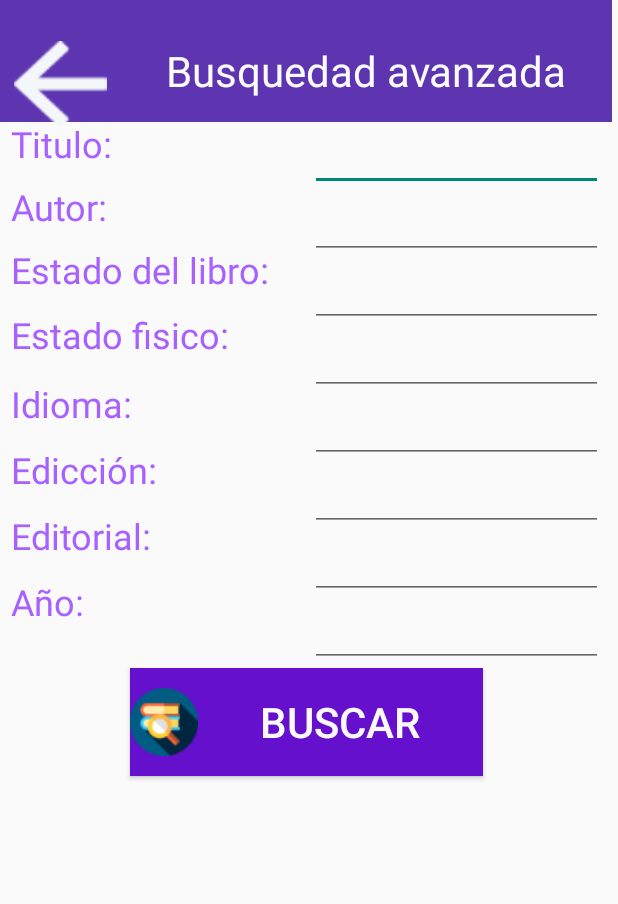
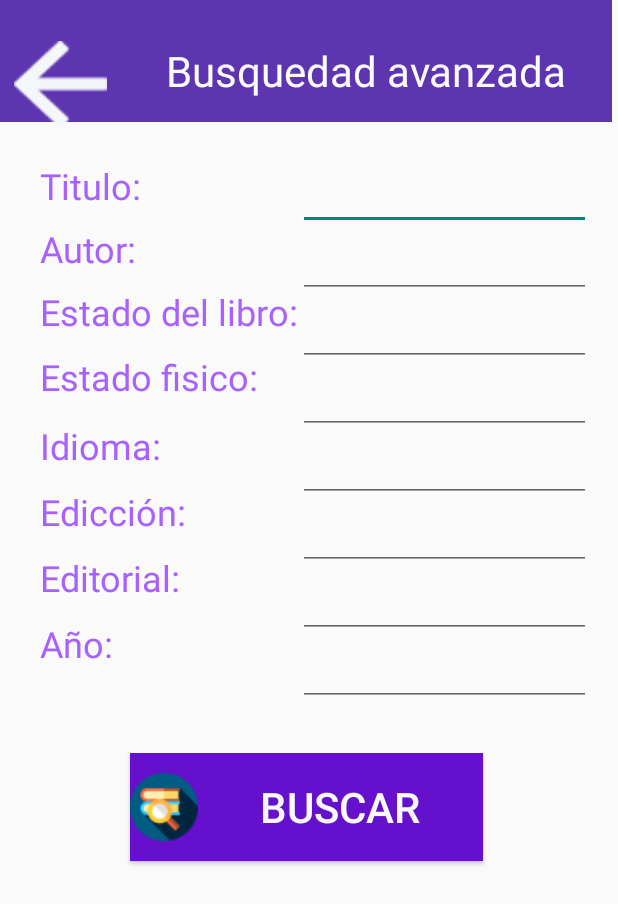
Before and after one commit to anderaya/Bookkeasy, an Android app: the busquedaavanzada screen opened directly, with no data from a screen before it, on a phone screen of 412 x 824 dp. Shown: the top 904 px of the screen. Run offline under Robolectric (Android 15) with nearby library versions, the phone set to English and light mode, and no system bars.

Commit message:
proyecto Bookk easy App moviles

```diff
--- a/app/build.gradle
+++ b/app/build.gradle
@@ -29,7 +29,6 @@ dependencies {
     implementation 'com.google.android.material:material:1.0.0'
 
     implementation 'androidx.appcompat:appcompat:1.1.0'
-
     testImplementation 'junit:junit:4.12'
     androidTestImplementation 'androidx.test:runner:1.2.0'
     androidTestImplementation 'androidx.test.espresso:espresso-core:3.2.0'
--- a/app/src/main/AndroidManifest.xml
+++ b/app/src/main/AndroidManifest.xml
@@ -22,6 +22,7 @@
         <activity android:name=".Cambiarcontrasena" />
         <activity android:name=".cambiarcorreo" />
         <activity android:name=".busquedaavanzada" />
+        <activity android:name=".Menu" />
         <activity android:name=".verdetalles" />
         <activity android:name=".buscarlibro" />
         <activity android:name=".recuperarcuenta" />
--- a/app/src/main/res/layout/activity_busquedaavanzada.xml
+++ b/app/src/main/res/layout/activity_busquedaavanzada.xml
@@ -5,28 +5,6 @@
     android:layout_width="408dp"
     android:layout_height="640dp"
     tools:context=".busquedaavanzada">
-
-    <Button
-        android:id="@+id/bin_iniciar44"
-        android:layout_width="235dp"
-        android:layout_height="72dp"
-        android:layout_marginStart="80dp"
-        android:layout_marginLeft="80dp"
-        android:layout_marginTop="445dp"
-        android:layout_marginEnd="80dp"
-        android:layout_marginRight="80dp"
-        android:layout_marginBottom="123dp"
-        android:background="#6510CC"
-        android:drawableLeft="@drawable/search"
-        android:text="Buscar"
-        android:textColor="#F9F9FA"
-        android:textSize="28sp"
-        app:layout_constraintBottom_toBottomOf="parent"
-        app:layout_constraintEnd_toEndOf="parent"
-        app:layout_constraintHorizontal_bias="0.538"
-        app:layout_constraintStart_toStartOf="parent"
-        app:layout_constraintTop_toTopOf="parent"
-        tools:ignore="MissingConstraints" />
 
     <TextView
         android:id="@+id/textView32"
@@ -42,6 +20,27 @@
         app:layout_constraintStart_toStartOf="parent"
         app:layout_constraintTop_toTopOf="parent"
         app:layout_constraintVertical_bias="1.0" />
+
+    <Button
+        android:id="@+id/bin_iniciar44"
+        android:layout_width="235dp"
+        android:layout_height="72dp"
+        android:layout_marginStart="88dp"
+        android:layout_marginLeft="88dp"
+        android:layout_marginTop="511dp"
+        android:layout_marginEnd="88dp"
+        android:layout_marginRight="88dp"
+        android:layout_marginBottom="76dp"
+        android:background="#6510CC"
+        android:drawableLeft="@drawable/search"
+        android:text="Buscar"
+        android:textColor="#F9F9FA"
+        android:textSize="28sp"
+        app:layout_constraintBottom_toBottomOf="parent"
+        app:layout_constraintEnd_toEndOf="parent"
+        app:layout_constraintStart_toStartOf="parent"
+        app:layout_constraintTop_toTopOf="parent"
+        tools:ignore="MissingConstraints" />
 
     <ImageView
         android:id="@+id/imageView12"
@@ -74,14 +73,14 @@
         tools:srcCompat="@drawable/backwardarrow" />
 
     <LinearLayout
-        android:layout_width="195dp"
-        android:layout_height="359dp"
-        android:layout_marginStart="7dp"
-        android:layout_marginLeft="7dp"
-        android:layout_marginTop="79dp"
-        android:layout_marginEnd="206dp"
-        android:layout_marginRight="206dp"
-        android:layout_marginBottom="202dp"
+        android:layout_width="173dp"
+        android:layout_height="365dp"
+        android:layout_marginStart="28dp"
+        android:layout_marginLeft="28dp"
+        android:layout_marginTop="117dp"
+        android:layout_marginEnd="210dp"
+        android:layout_marginRight="210dp"
+        android:layout_marginBottom="177dp"
         android:orientation="vertical"
         app:layout_constraintBottom_toBottomOf="parent"
         app:layout_constraintEnd_toEndOf="parent"
@@ -156,12 +155,12 @@
     <LinearLayout
         android:layout_width="195dp"
         android:layout_height="364dp"
-        android:layout_marginStart="204dp"
-        android:layout_marginLeft="204dp"
-        android:layout_marginTop="82dp"
-        android:layout_marginEnd="4dp"
-        android:layout_marginRight="4dp"
-        android:layout_marginBottom="194dp"
+        android:layout_marginStart="200dp"
+        android:layout_marginLeft="200dp"
+        android:layout_marginTop="117dp"
+        android:layout_marginEnd="16dp"
+        android:layout_marginRight="16dp"
+        android:layout_marginBottom="178dp"
         android:orientation="vertical"
         app:layout_constraintBottom_toBottomOf="parent"
         app:layout_constraintEnd_toEndOf="parent"
--- a/app/src/main/res/layout/registrar.xml
+++ b/app/src/main/res/layout/registrar.xml
@@ -9,7 +9,7 @@
 
     <Button
         android:id="@+id/bt_registrar"
-        android:layout_width="231dp"
+        android:layout_width="416dp"
         android:layout_height="66dp"
         android:layout_marginStart="90dp"
         android:layout_marginLeft="90dp"
```
Also changed, not shown: app/src/main/res/layout/activity_bloquearcuenta.xml (+15 -15 lines), app/src/main/res/layout/activity_buscarlibro.xml (+13 -13 lines), app/src/main/res/layout/activity_main.xml (+16 -16 lines).
